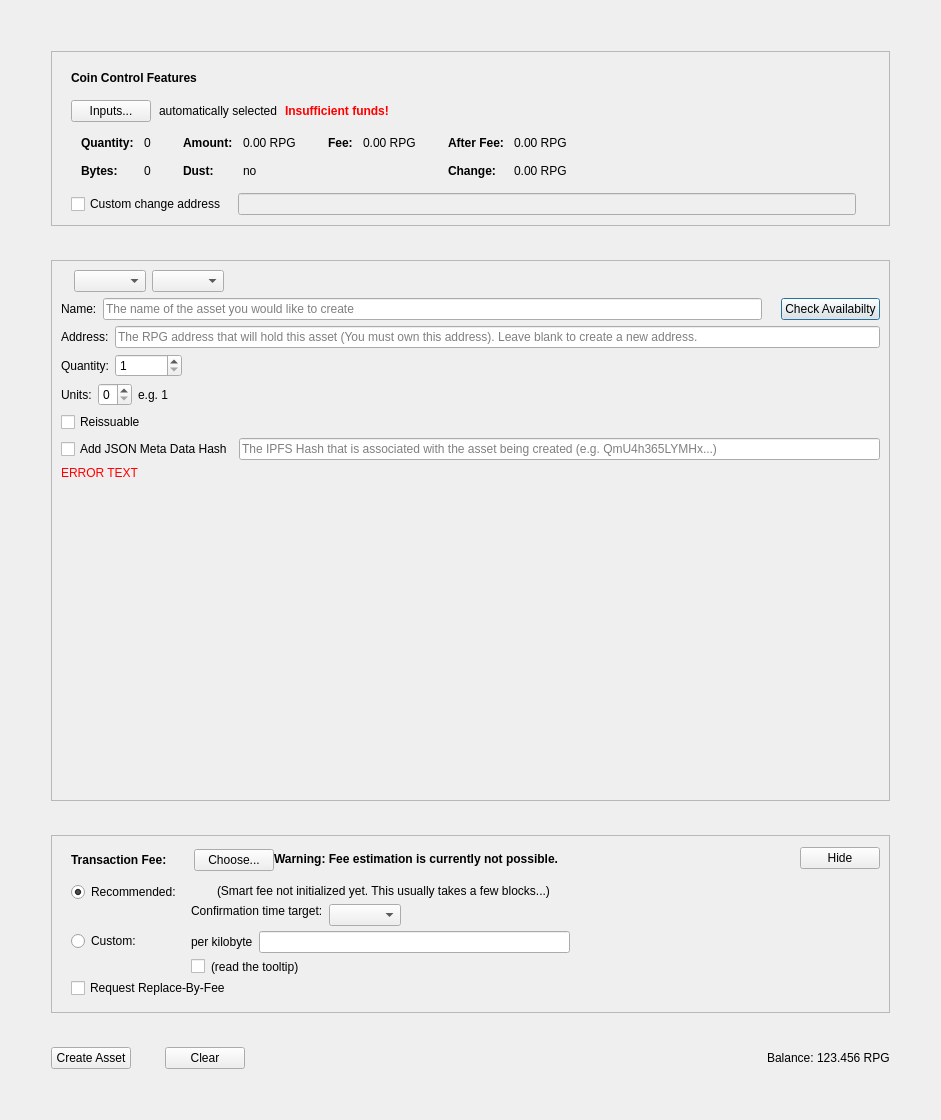
Before: the Qt Designer form src/qt/forms/createassetdialog.ui in RPGCoin/RPG-Core, drawn with Qt 5.
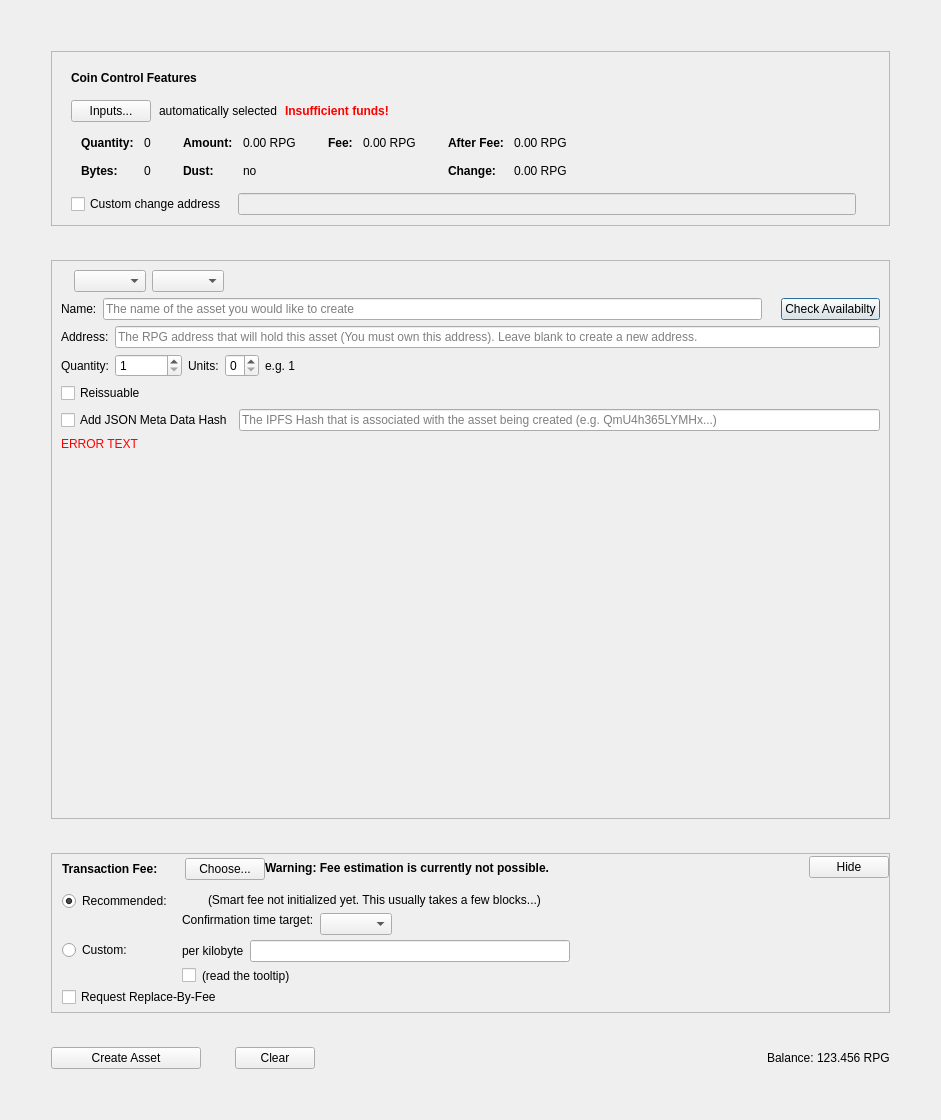
After: the same form once the commit is applied. Custom widgets are drawn as their Qt base class.

The edit to the form file:
```diff
--- a/src/qt/forms/createassetdialog.ui
+++ b/src/qt/forms/createassetdialog.ui
@@ -723,24 +723,6 @@
              </widget>
             </item>
             <item>
-             <spacer name="horizontalSpacer">
-              <property name="orientation">
-               <enum>Qt::Horizontal</enum>
-              </property>
-              <property name="sizeType">
-               <enum>QSizePolicy::Expanding</enum>
-              </property>
-              <property name="sizeHint" stdset="0">
-               <size>
-                <width>60</width>
-                <height>20</height>
-               </size>
-              </property>
-             </spacer>
-            </item>
-           </layout>
-          </item>
-          <item>
            <layout class="QHBoxLayout" name="horizontalLayout_4">
             <item>
              <widget class="QLabel" name="unitsLabel">
@@ -781,6 +763,8 @@
             </item>
            </layout>
           </item>
+           </layout>
+          </item>
           <item>
            <layout class="QHBoxLayout" name="horizontalLayout_5">
             <item>
@@ -865,6 +849,21 @@
         <enum>QFrame::Raised</enum>
        </property>
        <layout class="QVBoxLayout" name="verticalLayout_3">
+        <property name="spacing">
+         <number>0</number>
+        </property>
+        <property name="leftMargin">
+         <number>0</number>
+        </property>
+        <property name="topMargin">
+         <number>0</number>
+        </property>
+        <property name="rightMargin">
+         <number>0</number>
+        </property>
+        <property name="bottomMargin">
+         <number>0</number>
+        </property>
         <item>
          <layout class="QVBoxLayout" name="verticalLayoutFee2" stretch="0,0,0">
           <property name="spacing">
@@ -1344,6 +1343,12 @@
       <layout class="QHBoxLayout" name="horizontalLayout_8">
        <item>
         <widget class="QPushButton" name="createAssetButton">
+         <property name="minimumSize">
+          <size>
+           <width>150</width>
+           <height>0</height>
+          </size>
+         </property>
          <property name="text">
           <string>Create Asset</string>
          </property>
```
